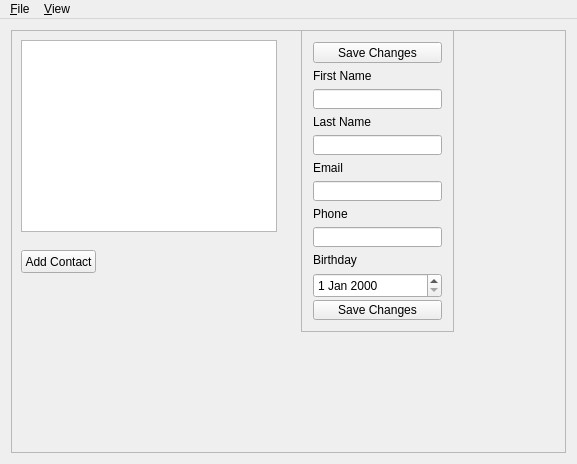
This is contactfu_qt.ui in Sucalakafufu/contactfu-gui-qt as Qt 5 draws it before an edit. The edited form follows.
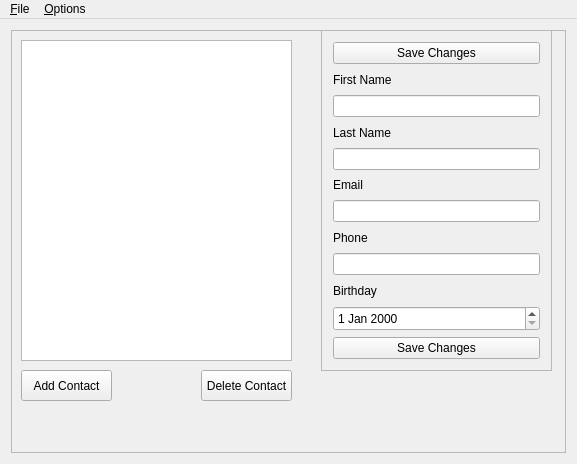
This is the edited form.

Commit message: Open Project now works; Info changes for which contact is selected; some other changes to the GUI interface

Patch:
```diff
--- a/contactfu_qt.ui
+++ b/contactfu_qt.ui
@@ -31,18 +31,18 @@
         <rect>
          <x>10</x>
          <y>10</y>
-         <width>256</width>
-         <height>192</height>
+         <width>271</width>
+         <height>321</height>
         </rect>
        </property>
       </widget>
       <widget class="QFrame" name="right">
        <property name="geometry">
         <rect>
-         <x>290</x>
+         <x>310</x>
          <y>0</y>
-         <width>153</width>
-         <height>302</height>
+         <width>231</width>
+         <height>341</height>
         </rect>
        </property>
        <property name="frameShape">
@@ -122,32 +122,6 @@
           </property>
          </widget>
         </item>
-        <item>
-         <spacer name="verticalSpacer_2">
-          <property name="orientation">
-           <enum>Qt::Vertical</enum>
-          </property>
-          <property name="sizeHint" stdset="0">
-           <size>
-            <width>20</width>
-            <height>40</height>
-           </size>
-          </property>
-         </spacer>
-        </item>
-        <item>
-         <spacer name="verticalSpacer">
-          <property name="orientation">
-           <enum>Qt::Vertical</enum>
-          </property>
-          <property name="sizeHint" stdset="0">
-           <size>
-            <width>20</width>
-            <height>40</height>
-           </size>
-          </property>
-         </spacer>
-        </item>
         <item>
          <widget class="QPushButton" name="saveButton2">
           <property name="text">
@@ -161,15 +135,28 @@
        <property name="geometry">
         <rect>
          <x>10</x>
-         <y>220</y>
-         <width>75</width>
-         <height>23</height>
+         <y>340</y>
+         <width>91</width>
+         <height>31</height>
         </rect>
        </property>
        <property name="text">
         <string>Add Contact</string>
        </property>
       </widget>
+      <widget class="QPushButton" name="deleteContact_button">
+       <property name="geometry">
+        <rect>
+         <x>190</x>
+         <y>340</y>
+         <width>91</width>
+         <height>31</height>
+        </rect>
+       </property>
+       <property name="text">
+        <string>Delete Contact</string>
+       </property>
+      </widget>
      </widget>
     </item>
    </layout>
@@ -190,14 +177,14 @@
     <addaction name="actionOpenProject"/>
     <addaction name="actionQuit"/>
    </widget>
-   <widget class="QMenu" name="menuView">
+   <widget class="QMenu" name="menu_Options">
     <property name="title">
-     <string>&amp;View</string>
+     <string>&amp;Options</string>
     </property>
     <addaction name="actionToggleMaxWindow"/>
    </widget>
    <addaction name="menuFile"/>
-   <addaction name="menuView"/>
+   <addaction name="menu_Options"/>
   </widget>
   <action name="actionOpenProject">
    <property name="text">
```
Left out of the diff: 14 changed lines with no effect on the pictures. The commit also changes 7 other files.
